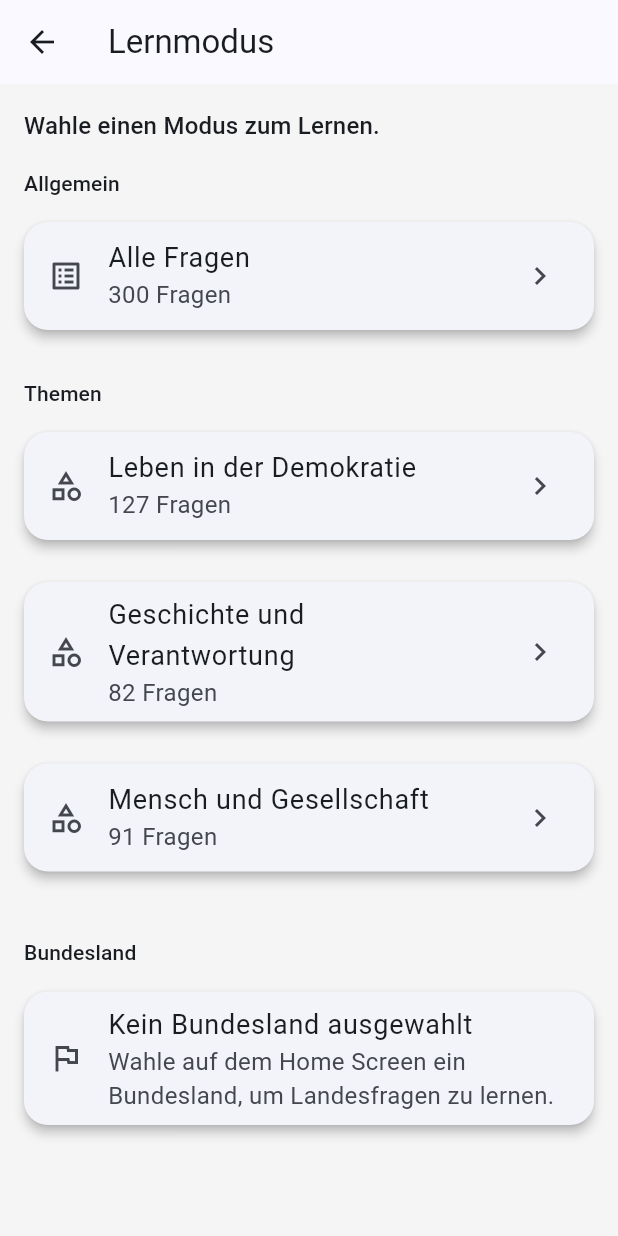
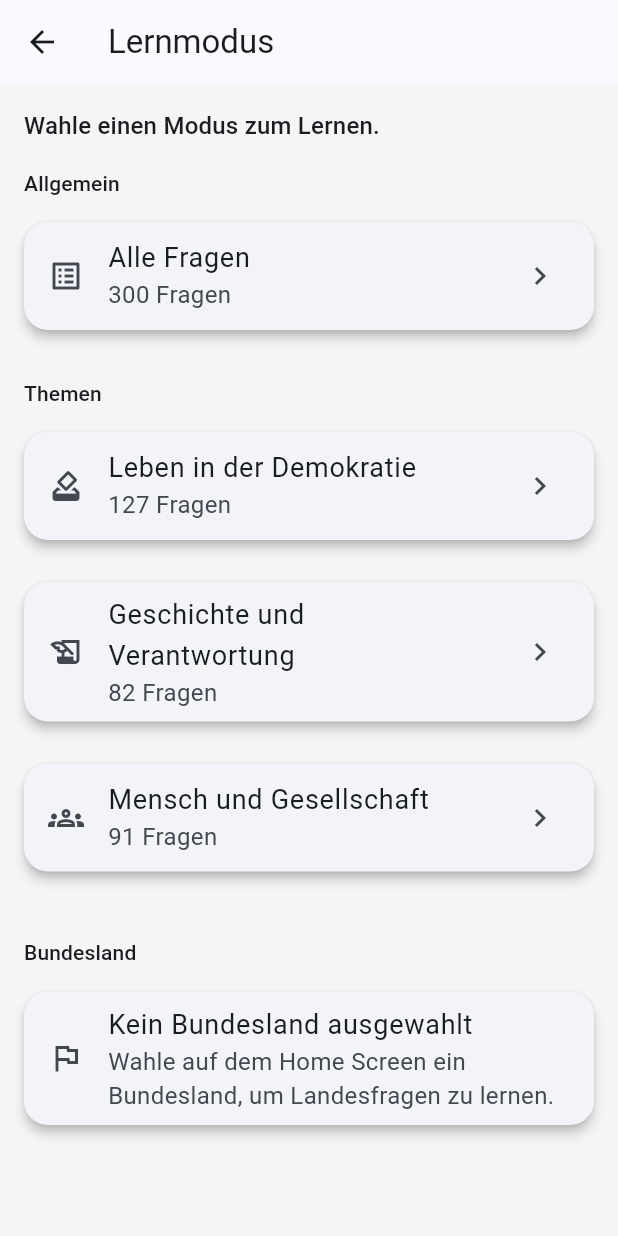
Before and after one commit to GerritSchoo/citizenship_app, a Flutter app: the LearningModeScreen screen opened directly, on a phone screen of 412 x 824 dp. Run offline on Flutter 3.47's test engine with Material 3 defaults, Android fonts, the phone set to English and light mode, and no system bars; our stand-ins replace shared_preferences; accounts and stored records are empty.

Commit message:
some style fixes

```diff
--- a/lib/src/screens/learning_mode_screen.dart
+++ b/lib/src/screens/learning_mode_screen.dart
@@ -56,6 +56,22 @@ class _LearningModeScreenState extends State<LearningModeScreen> {
         builder: (_) => LearningSessionScreen(questions: questions, title: title),
       ),
     );
+  }
+
+  IconData _iconForTopicId(String id) {
+    switch (id) {
+      case 'democracy':
+        // Democracy, voting, participation
+        return Icons.how_to_vote; // changed from gavel to voting icon
+      case 'history_responsibility':
+        // History and responsibility
+        return Icons.history_edu_outlined; // alternatives: museum_outlined
+      case 'people_society':
+        // People and society
+        return Icons.groups_outlined; // alternatives: diversity_3_outlined
+      default:
+        return Icons.category_outlined;
+    }
   }
 
   Widget _buildModeTile({
@@ -171,7 +187,7 @@ class _LearningModeScreenState extends State<LearningModeScreen> {
                 return Padding(
                   padding: const EdgeInsets.only(bottom: 12),
                   child: _buildModeTile(
-                    icon: Icons.category_outlined,
+                    icon: _iconForTopicId(topic.id),
                     title: topic.title,
                     subtitle: '${questions.length} Fragen',
                     onTap: questions.isNotEmpty
--- a/lib/src/widgets/image_answer_grid.dart
+++ b/lib/src/widgets/image_answer_grid.dart
@@ -75,7 +75,10 @@ class ImageAnswerGrid extends StatelessWidget {
             onTap: () => onTap(i),
             child: Stack(fit: StackFit.expand, children: [
               Container(
-                color: theme.colorScheme.surfaceVariant,
+                decoration: BoxDecoration(
+                  color: theme.colorScheme.surfaceVariant,
+                  borderRadius: BorderRadius.circular(12),
+                ),
                 padding: const EdgeInsets.all(8),
                 child: Center(
                   child: Image.asset(
```
